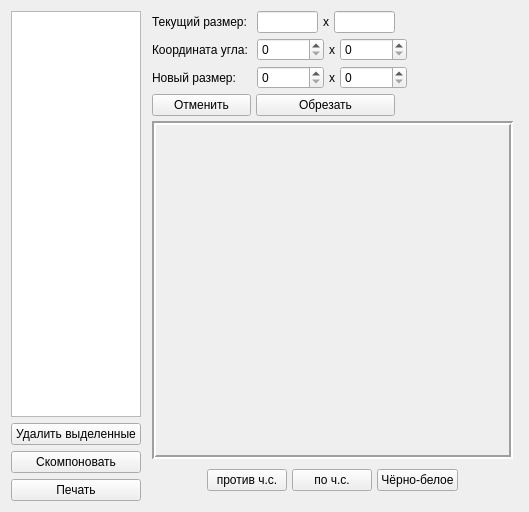
First picture: the form in printerwidget.ui, repository bort-four/StudentHelper, before the edit.
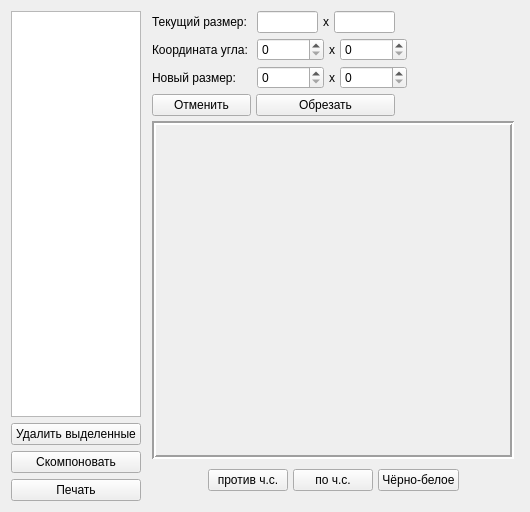
Second picture: the form after the edit.

Commit message: Printer is updated

The edit to the form file:
```diff
--- a/printerwidget.ui
+++ b/printerwidget.ui
@@ -6,7 +6,7 @@
    <rect>
     <x>0</x>
     <y>0</y>
-    <width>529</width>
+    <width>530</width>
     <height>512</height>
    </rect>
   </property>
@@ -436,8 +436,8 @@
            <rect>
             <x>0</x>
             <y>0</y>
-            <width>353</width>
-            <height>329</height>
+            <width>306</width>
+            <height>303</height>
            </rect>
           </property>
          </widget>
```
The commit also changes 2 other files.
